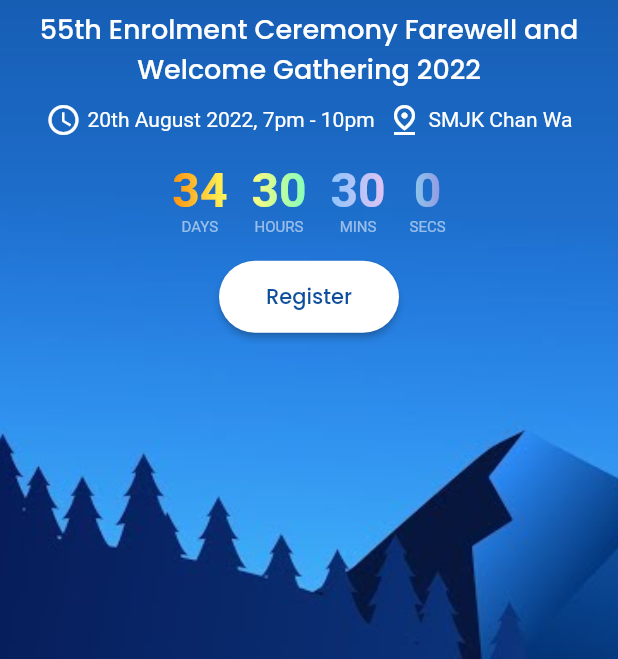
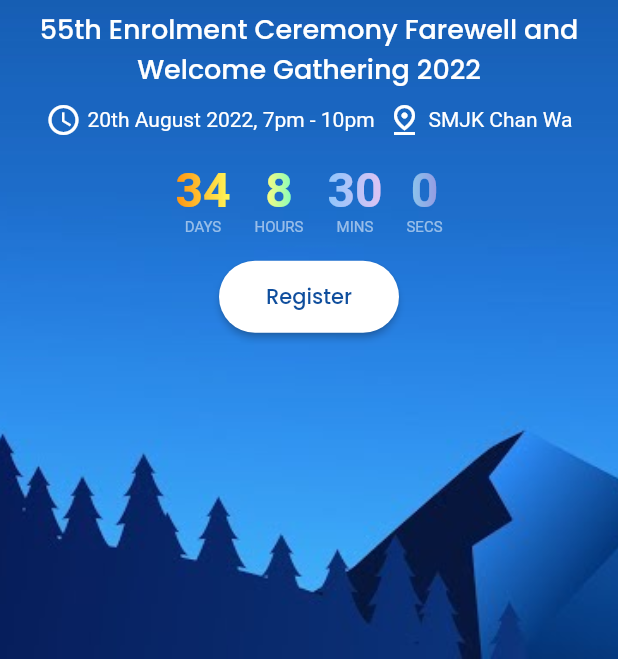
Before and after one commit to junsiong2008/cw_bsmm, a Flutter app: the screen it shows after launch, on a phone screen of 412 x 824 dp, the part 577-1236 px from its top. Run offline on Flutter 3.47's test engine with Material 2 defaults, Android fonts, the phone set to English and light mode, and no system bars; drawn by our look-alikes of flutter_countdown_timer, simple_gradient_text; our stand-ins replace cloud_firestore, firebase_analytics, firebase_core, lottie; missing offline and left inert: firebase_app_check; accounts and stored records are empty; statements that could not run were skipped.

Commit message:
Code refactoring

```diff
--- a/lib/components/ui/countdown_group.dart
+++ b/lib/components/ui/countdown_group.dart
@@ -43,7 +43,7 @@ class CountdownGroup extends StatelessWidget {
               mainAxisAlignment: MainAxisAlignment.center,
               children: [
                 GradientText(
-                  '${time.min}',
+                  '${time.hours}',
                   style: kCountdownNumberTextStyle,
                   colors: const <Color>[
                     Color(0xFFFFFB7D),
--- a/lib/components/ui/gradient_text.dart
+++ /dev/null
@@ -1,29 +0,0 @@
-import 'package:cw_bsmm/shared/constants.dart';
-import 'package:flutter/material.dart';
-
-class GradientText extends StatelessWidget {
-  const GradientText(
-    this.text, {
-    required this.colors,
-    Key? key,
-  }) : super(key: key);
-
-  final String text;
-  final List<Color> colors;
-
-  @override
-  Widget build(BuildContext context) {
-    return ShaderMask(
-      blendMode: BlendMode.srcIn,
-      shaderCallback: (bounds) => LinearGradient(
-        colors: colors,
-      ).createShader(
-        Rect.fromLTWH(0, 0, bounds.width, bounds.height),
-      ),
-      child: Text(
-        text,
-        style: kCountdownNumberTextStyle,
-      ),
-    );
-  }
-}
```
